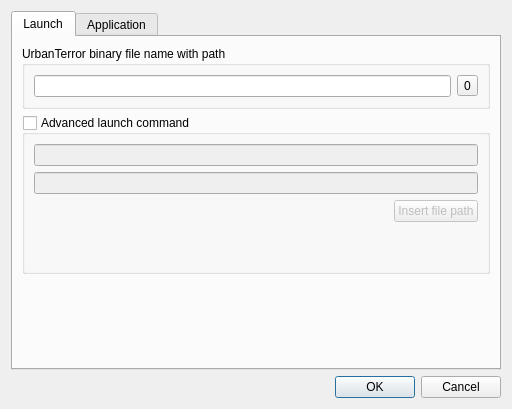
Old version of the form src/options_dialog.ui in the repository navrocky/urtconnector.
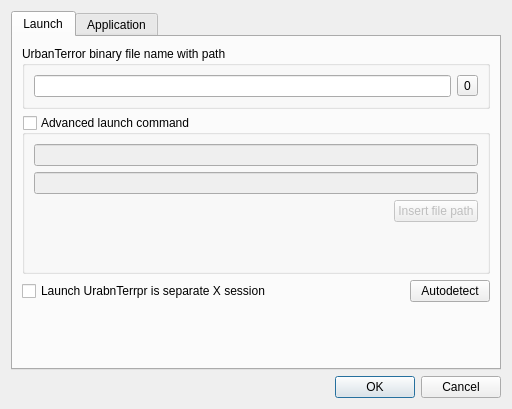
New version of the form. Icons and pictures are not drawn.

Commit message: starting UT in separate X session now available

The edit to the form file:
```diff
--- a/src/options_dialog.ui
+++ b/src/options_dialog.ui
@@ -147,6 +147,37 @@
          </layout>
         </widget>
        </item>
+       <item>
+        <layout class="QHBoxLayout" name="horizontalLayout_7">
+         <item>
+          <widget class="QCheckBox" name="separate_x_check">
+           <property name="text">
+            <string>Launch UrabnTerrpr is separate X session</string>
+           </property>
+          </widget>
+         </item>
+         <item>
+          <spacer name="horizontalSpacer">
+           <property name="orientation">
+            <enum>Qt::Horizontal</enum>
+           </property>
+           <property name="sizeHint" stdset="0">
+            <size>
+             <width>40</width>
+             <height>20</height>
+            </size>
+           </property>
+          </spacer>
+         </item>
+         <item>
+          <widget class="QPushButton" name="x_check_button">
+           <property name="text">
+            <string>Autodetect</string>
+           </property>
+          </widget>
+         </item>
+        </layout>
+       </item>
        <item>
         <spacer name="verticalSpacer_2">
          <property name="orientation">
```
The commit also changes 9 other files.
